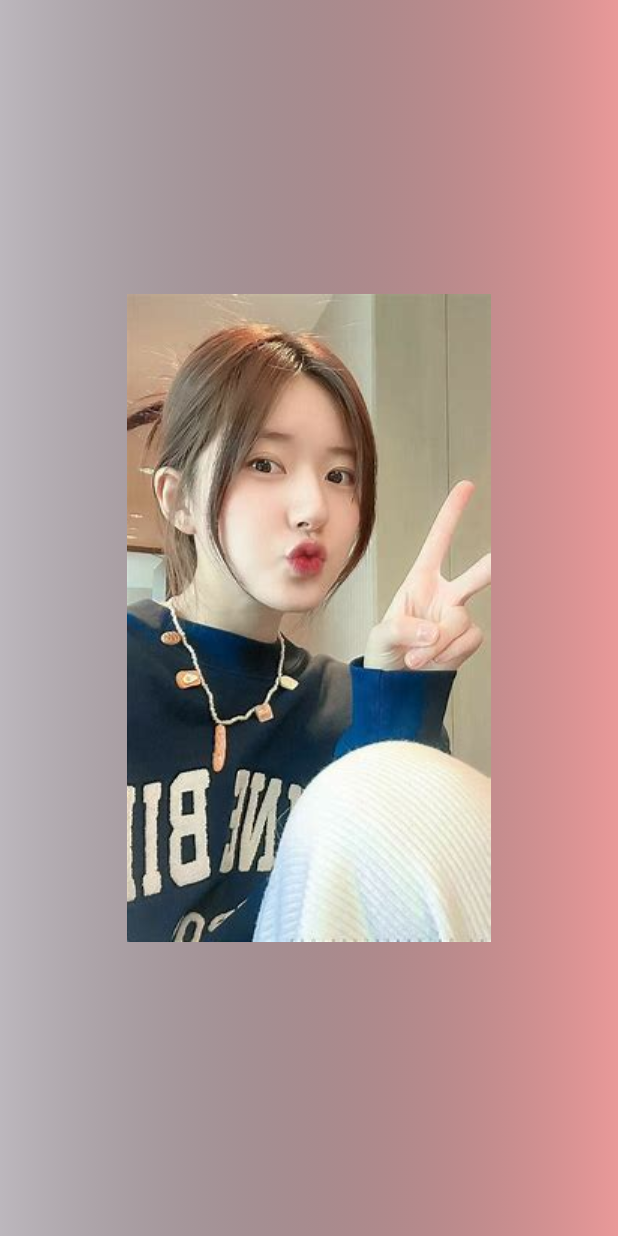
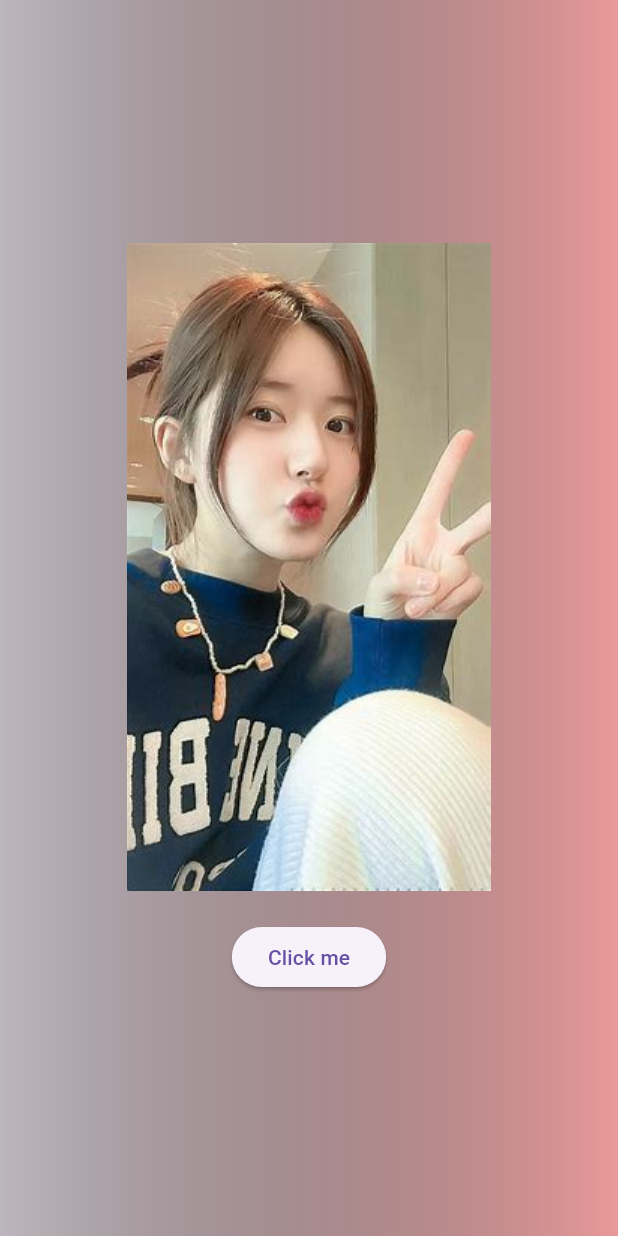
Before and after one commit to Chuazz/learning_flutter, a Flutter app: the screen it shows after launch, on a phone screen of 412 x 824 dp. Run offline on Flutter 3.47's test engine with Material 3 defaults, Android fonts, the phone set to English and light mode, and no system bars.

Commit message:
day 4: button, click event, state

```diff
--- /dev/null
+++ b/lib/app.dart
@@ -0,0 +1,20 @@
+import 'package:flutter/material.dart';
+import 'package:learning/components/random_image.dart';
+
+class App extends StatelessWidget {
+  const App({super.key});
+
+  @override
+  Widget build(BuildContext context) {
+    return Container(
+      decoration: const BoxDecoration(
+          gradient: LinearGradient(colors: [
+        Color.fromARGB(66, 0, 0, 0),
+        Color.fromARGB(255, 233, 153, 153),
+      ])),
+      child: const Center(
+        child: RandomImage(),
+      ),
+    );
+  }
+}
--- /dev/null
+++ b/lib/components/random_image.dart
@@ -0,0 +1,36 @@
+import 'dart:math';
+
+import 'package:flutter/material.dart';
+import 'package:learning/components/my_image.dart';
+
+class RandomImage extends StatefulWidget {
+  const RandomImage({super.key});
+
+  @override
+  State<RandomImage> createState() {
+    return _RandomImage();
+  }
+}
+
+class _RandomImage extends State<RandomImage> {
+  int activeIndex = 2;
+  Random random = Random();
+
+  void onPress() {
+    setState(() {
+      activeIndex = random.nextInt(4) + 1;
+    });
+  }
+
+  @override
+  Widget build(BuildContext context) {
+    return Column(
+      mainAxisAlignment: MainAxisAlignment.center,
+      children: [
+        MImage("assets/images/girl$activeIndex.jpg"),
+        const SizedBox(height: 20),
+        ElevatedButton(onPressed: onPress, child: const Text("Click me"))
+      ],
+    );
+  }
+}
--- a/lib/main.dart
+++ b/lib/main.dart
@@ -1,16 +1,6 @@
 import 'package:flutter/material.dart';
-import 'package:learning/components/my_image.dart';
+import 'package:learning/app.dart';
 
 void main() {
-  runApp(MaterialApp(
-      home: Scaffold(
-    body: Container(
-      decoration: const BoxDecoration(
-          gradient: LinearGradient(colors: [
-        Color.fromARGB(66, 0, 0, 0),
-        Color.fromARGB(255, 233, 153, 153),
-      ])),
-      child: const Center(child: MImage('assets/images/girl2.png')),
-    ),
-  )));
+  runApp(const MaterialApp(home: Scaffold(body: App())));
 }
--- a/pubspec.yaml
+++ b/pubspec.yaml
@@ -59,7 +59,7 @@ flutter:
    # To add assets to your application, add an assets section, like this:
    assets:
       - 'assets/images/girl1.jpg'
-      - 'assets/images/girl2.png'
+      - 'assets/images/girl2.jpg'
       - 'assets/images/girl3.jpg'
       - 'assets/images/girl4.jpg'
 
```
Also changed, not shown: assets/images/girl2.jpg (renamed from assets/images/girl2.png).
